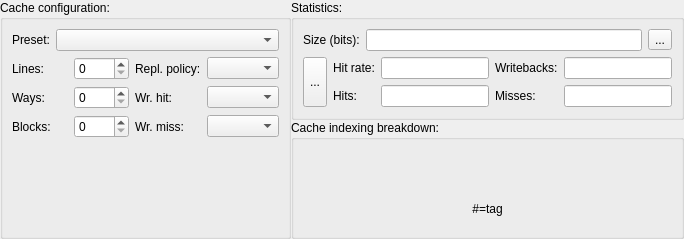
This is src/cachesim/cacheconfigwidget.ui in mortbopet/Ripes as Qt 5 draws it before an edit. The edited form follows.
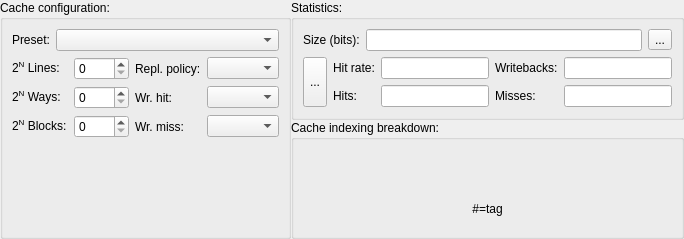
This is the edited form.

Commit message: Indicate that cache dimensions are in powers of 2

Diff of the .ui file:
```diff
--- a/src/cachesim/cacheconfigwidget.ui
+++ b/src/cachesim/cacheconfigwidget.ui
@@ -73,7 +73,7 @@
               <item row="6" column="0">
                <widget class="QLabel" name="label_3">
                 <property name="text">
-                 <string>Blocks:</string>
+                 <string>&lt;html&gt;&lt;head/&gt;&lt;body&gt;&lt;p&gt;2&lt;span style=&quot; vertical-align:super;&quot;&gt;N&lt;/span&gt; Blocks:&lt;/p&gt;&lt;/body&gt;&lt;/html&gt;</string>
                 </property>
                </widget>
               </item>
@@ -93,14 +93,14 @@
               <item row="4" column="0">
                <widget class="QLabel" name="label_4">
                 <property name="text">
-                 <string>Lines:</string>
+                 <string>&lt;html&gt;&lt;head/&gt;&lt;body&gt;&lt;p&gt;2&lt;span style=&quot; vertical-align:super;&quot;&gt;N&lt;/span&gt; Lines:&lt;/p&gt;&lt;/body&gt;&lt;/html&gt;</string>
                 </property>
                </widget>
               </item>
               <item row="5" column="0">
                <widget class="QLabel" name="label_2">
                 <property name="text">
-                 <string>Ways:</string>
+                 <string>&lt;html&gt;&lt;head/&gt;&lt;body&gt;&lt;p&gt;2&lt;span style=&quot; vertical-align:super;&quot;&gt;N&lt;/span&gt; Ways:&lt;/p&gt;&lt;/body&gt;&lt;/html&gt;</string>
                 </property>
                </widget>
               </item>
```
